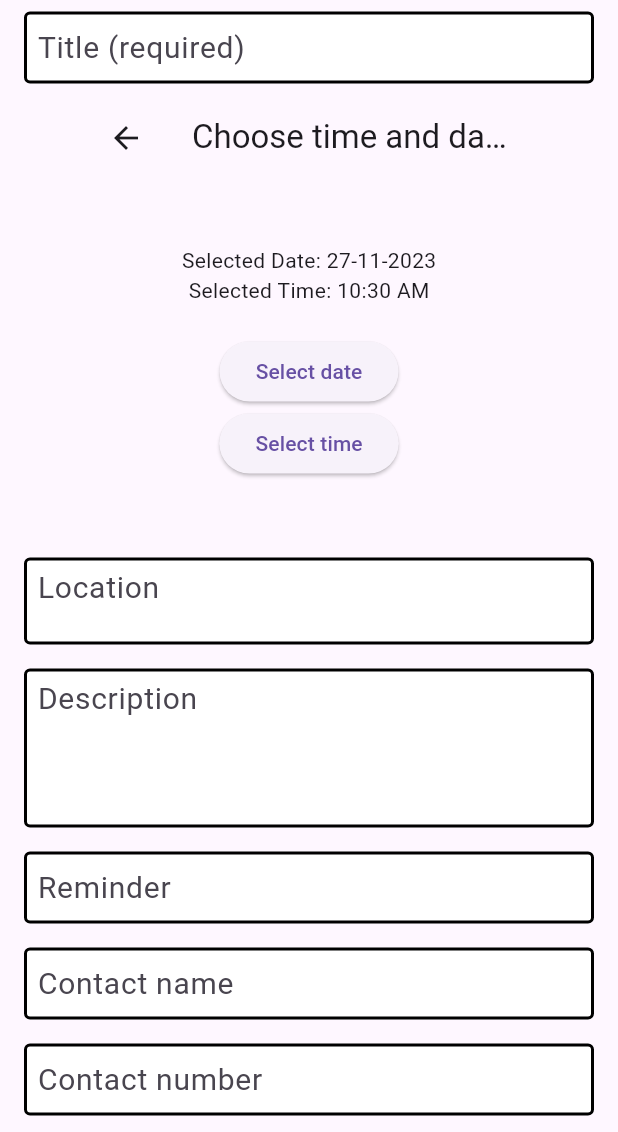
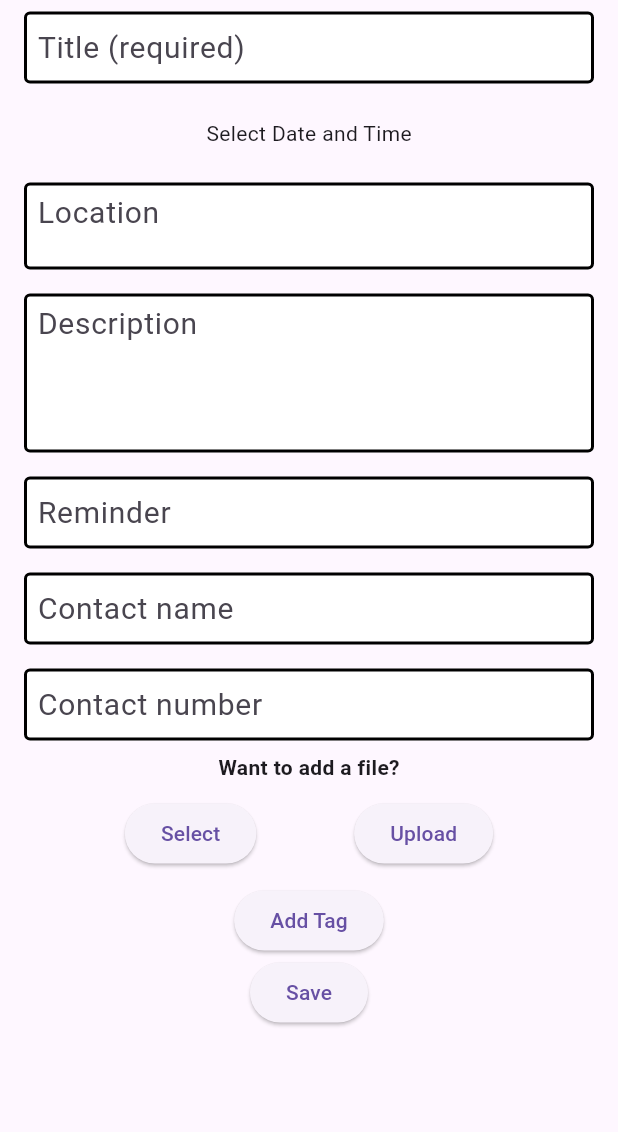
Before and after one commit to frasey/a_safe_place, a Flutter app: the Event screen opened directly, on a phone screen of 412 x 824 dp, the part 104-1236 px from its top. Run offline on Flutter 3.47's test engine with Material 3 defaults, Android fonts, the phone set to English and light mode, and no system bars; our stand-ins replace cloud_firestore, file_picker, firebase_core, firebase_database, flutter_colorpicker, open_file and 1 more; missing offline and left inert: firebase_app_check; accounts and stored records are empty.

Commit message:
date and time picker in pop-out

```diff
--- a/lib/Events/Event.dart
+++ b/lib/Events/Event.dart
@@ -98,10 +98,27 @@ class _EventState extends State<Event> {
                       controller: titleController,
                       requireValidation: true),
                   // DATE & TIME
-                   SizedBox(
-                    width: 300,
-                    height: 300,
-                    child: DateTimePicker(),
+                  InkWell(
+                    onTap: () {
+                      // Show the DateTimePicker as a dialog
+                      showDialog(
+                      context: context,
+                      builder: (BuildContext context) {
+                        return AlertDialog(
+                          content: DateTimePicker(),
+                          );
+                        },
+                      );
+                    },
+                    child: const SizedBox(
+                      width: 400,
+                      height: 50,
+                      child: Center(
+                        child: Text(
+                          'Select Date and Time',
+                        ),
+                      ),
+                    ),
                   ),
 
                   // LOCATION
```
